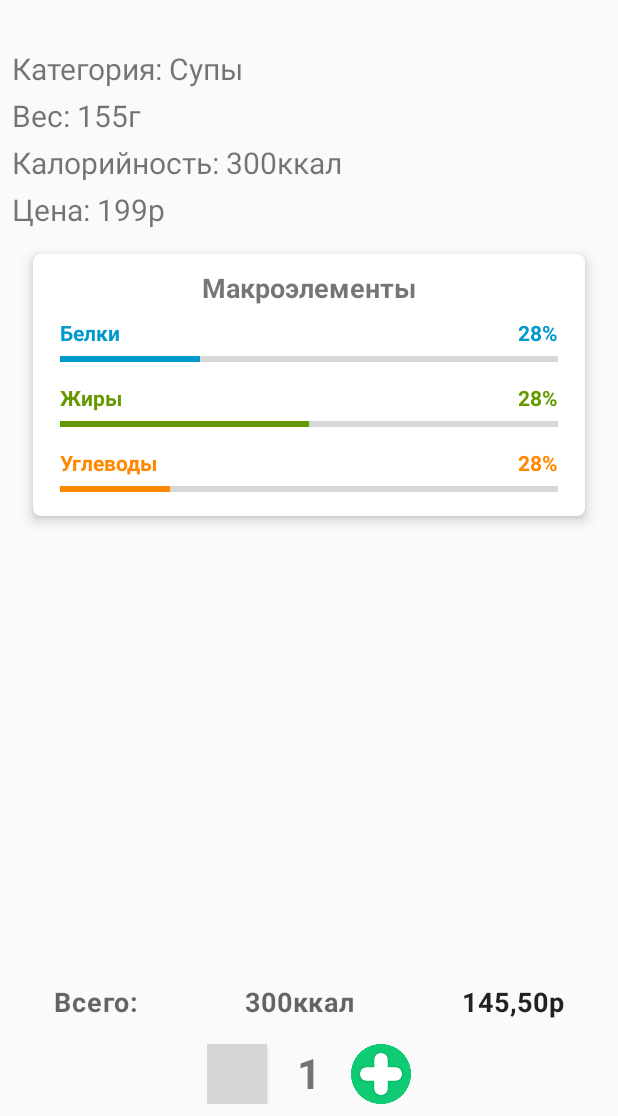
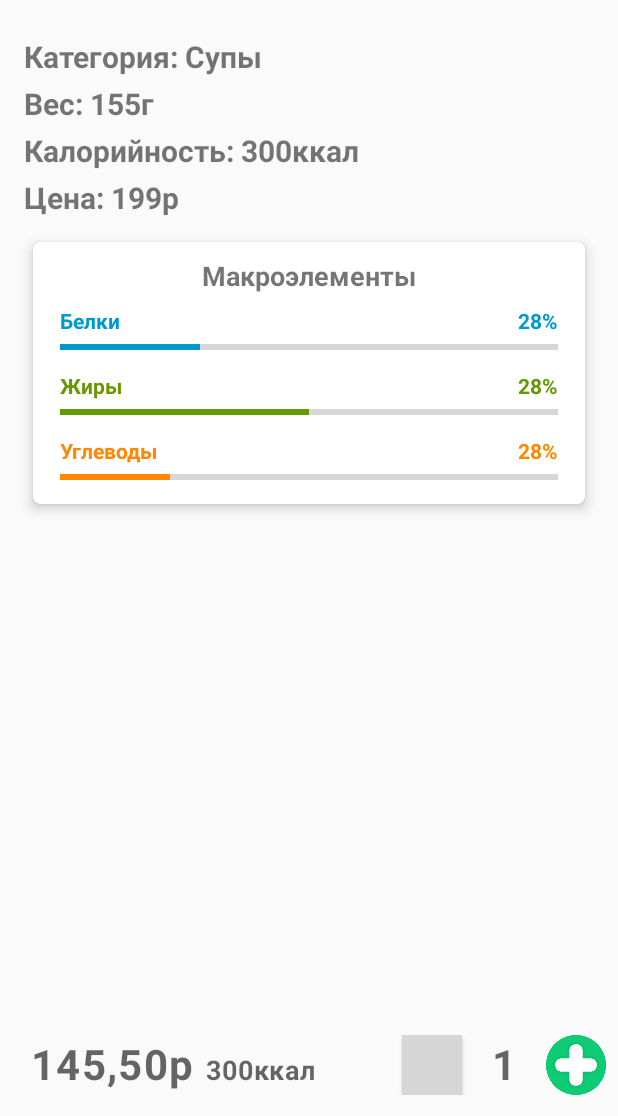
Before and after one commit to Shaniser/Canteen, an Android app: the layout activity_about_food.xml on its own in the app's theme, with its tools: preview values and no code run, on a phone screen of 412 x 824 dp, the part 120-1236 px from its top. Run offline under Robolectric (Android 15) with nearby library versions, the phone set to English and light mode, and no system bars; grey boxes are pictures that could not be loaded.

Commit message:
Menu demo added

```diff
--- a/app/src/main/java/com/godelsoft/canteen/AboutFood.java
+++ b/app/src/main/java/com/godelsoft/canteen/AboutFood.java
@@ -38,6 +38,8 @@
         plus = findViewById(R.id.plus);
         TextListener countInBasket = new TextListener((TextView) findViewById(R.id.count), food.getId());
         countInBasket.setText("" + Basket.getCount(food.getId()));
+
+        //TODO Установить соответствующую блюду картинку
 
         /**
          * Основное описание
--- a/app/src/main/java/com/godelsoft/canteen/Menu.java
+++ b/app/src/main/java/com/godelsoft/canteen/Menu.java
@@ -78,12 +78,14 @@
      * @param comparator - Критерий сортировки
      */
     public void toScreen(LinearLayout ll, Context context, Comparator<Food> comparator){
+        ll.removeAllViews();
         for (int i = 0; i < Food.TYPES.length; i++){
             if(typeToListFood.containsKey(i)){
+
                 View header = LayoutInflater.from(context).inflate(R.layout.header, null);
                 TextView h = header.findViewById(R.id.header);
                 h.setText(Food.TYPES[i]);
-                ll.addView(h);
+                ll.addView(header);
 
                 Collections.sort(typeToListFood.get(i), comparator);
                 for(Food food : typeToListFood.get(i)){
--- a/app/src/main/res/layout/activity_about_food.xml
+++ b/app/src/main/res/layout/activity_about_food.xml
@@ -10,6 +10,7 @@
         android:id="@+id/scrollView"
         android:layout_width="match_parent"
         android:layout_height="0dp"
+        android:layout_marginBottom="8dp"
         app:layout_constraintBottom_toTopOf="@+id/totalLinLay"
         app:layout_constraintEnd_toEndOf="parent"
         app:layout_constraintStart_toStartOf="parent"
@@ -71,11 +72,12 @@
                     android:id="@+id/description"
                     android:layout_width="wrap_content"
                     android:layout_height="wrap_content"
-                    android:layout_marginStart="8dp"
-                    android:layout_marginTop="24dp"
+                    android:layout_marginStart="16dp"
+                    android:layout_marginTop="16dp"
                     android:lineSpacingExtra="8sp"
                     android:text="@string/description_sample"
                     android:textSize="20sp"
+                    android:textStyle="bold"
                     app:layout_constraintStart_toStartOf="parent"
                     app:layout_constraintTop_toBottomOf="@+id/constraintLayout" />
 
@@ -240,25 +242,28 @@
         android:id="@+id/totalLinLay"
         android:layout_width="match_parent"
         android:layout_height="wrap_content"
-        android:layout_marginBottom="16dp"
         android:orientation="horizontal"
-        app:layout_constraintBottom_toTopOf="@+id/addToBasketPanel"
+        app:layout_constraintBottom_toBottomOf="parent"
         app:layout_constraintEnd_toEndOf="parent"
         app:layout_constraintStart_toStartOf="parent">
 
         <TextView
-            android:id="@+id/totalHeader"
+            android:id="@+id/totalCost"
             android:layout_width="wrap_content"
             android:layout_height="wrap_content"
+            android:layout_marginStart="16dp"
+            android:layout_marginBottom="16dp"
             android:layout_weight="1"
             android:fontFamily="sans-serif"
-            android:text="@string/total_header"
+            android:text="@string/cost_sample"
             android:textAlignment="center"
             android:textAppearance="@style/TextAppearance.MaterialComponents.Body1"
             android:textColor="?android:attr/colorControlNormal"
-            android:textSize="18sp"
+            android:textSize="28sp"
             android:textStyle="bold"
-            android:typeface="normal" />
+            android:typeface="normal"
+            app:layout_constraintBottom_toBottomOf="parent"
+            app:layout_constraintStart_toStartOf="parent" />
 
         <TextView
             android:id="@+id/totalCalories"
@@ -272,22 +277,9 @@
             android:textColor="?android:attr/colorControlNormal"
             android:textSize="18sp"
             android:textStyle="bold"
-            android:typeface="normal" />
-
-        <TextView
-            android:id="@+id/totalCost"
-            android:layout_width="wrap_content"
-            android:layout_height="wrap_content"
-            android:layout_weight="1"
-            android:fontFamily="sans-serif"
-            android:text="@string/cost_sample"
-            android:textAlignment="center"
-            android:textAppearance="@style/TextAppearance.MaterialComponents.Body1"
-            android:textColor="?attr/actionMenuTextColor"
-            android:textSize="18sp"
-            android:textStyle="bold"
-            android:typeface="normal" />
-    </LinearLayout>
+            android:typeface="normal"
+            tools:layout_editor_absoluteX="285dp"
+            tools:layout_editor_absoluteY="495dp" />
 
         <android.support.constraint.ConstraintLayout
             android:id="@+id/addToBasketPanel"
@@ -296,6 +288,7 @@
             android:layout_marginStart="8dp"
             android:layout_marginEnd="8dp"
             android:layout_marginBottom="8dp"
+            android:layout_weight="5"
             app:layout_constraintBottom_toBottomOf="parent"
             app:layout_constraintEnd_toEndOf="parent"
             app:layout_constraintStart_toStartOf="parent">
@@ -326,10 +319,13 @@
                 android:layout_marginEnd="8dp"
                 android:text="@string/count_sample"
                 android:textAlignment="center"
+                android:textColor="?android:attr/colorControlNormal"
                 android:textSize="28sp"
                 android:textStyle="bold"
                 app:layout_constraintEnd_toStartOf="@+id/plus"
                 app:layout_constraintTop_toTopOf="parent" />
         </android.support.constraint.ConstraintLayout>
 
+    </LinearLayout>
+
 </android.support.constraint.ConstraintLayout>
--- a/app/src/main/res/layout/header.xml
+++ b/app/src/main/res/layout/header.xml
@@ -1,9 +1,8 @@
 <?xml version="1.0" encoding="utf-8"?>
 <android.support.constraint.ConstraintLayout xmlns:android="http://schemas.android.com/apk/res/android"
     xmlns:app="http://schemas.android.com/apk/res-auto"
-    xmlns:tools="http://schemas.android.com/tools"
     android:layout_width="match_parent"
-    android:layout_height="match_parent">
+    android:layout_height="wrap_content">
 
     <View
         android:id="@+id/divider"
```
Also changed, not shown: app/src/main/java/com/godelsoft/canteen/Food.java (+16 -6 lines), app/src/main/java/com/godelsoft/canteen/MainActivity.java (+9 -28 lines), app/src/main/res/layout/activity_main.xml (+12 -22 lines), app/src/main/res/layout/food_card.xml (+13 -10 lines). Lines whose indentation alone changed are shown as unchanged.
